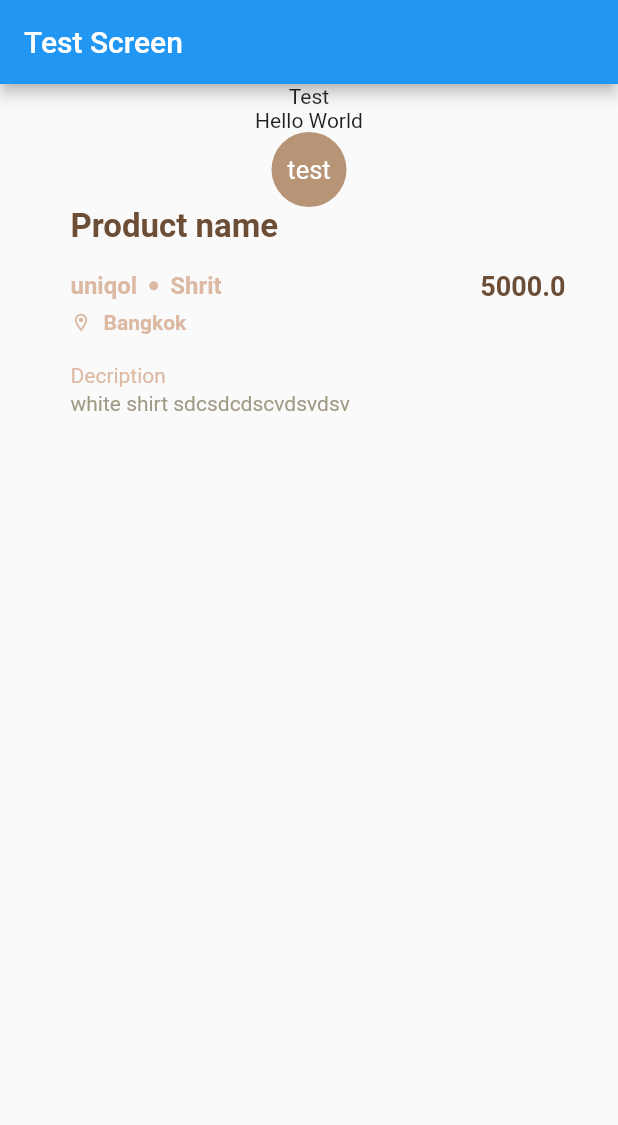
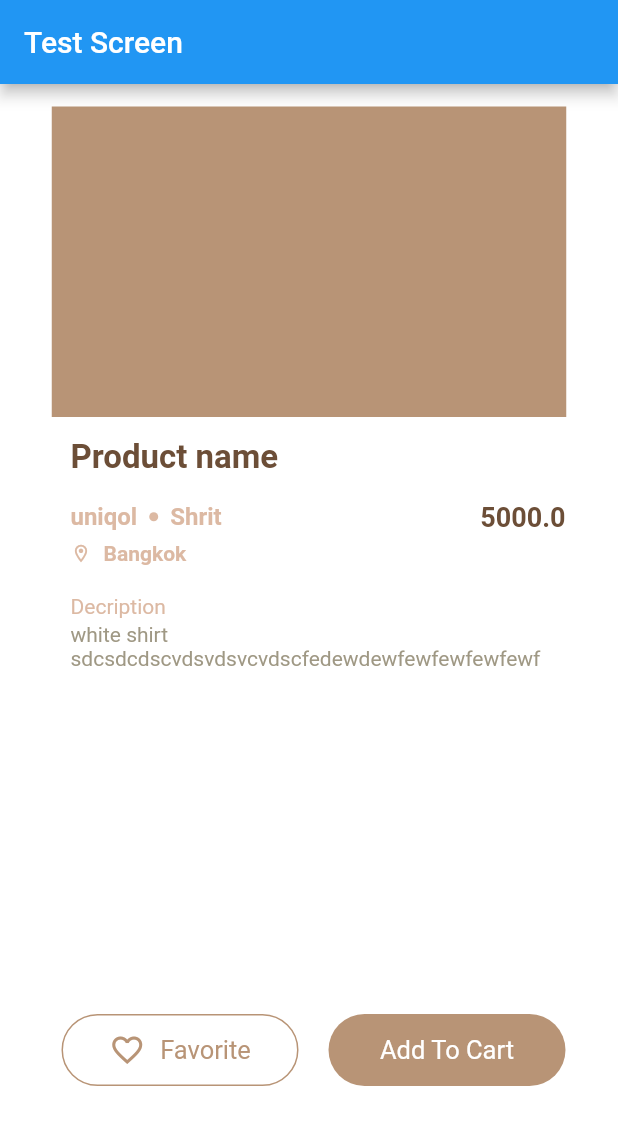
Before and after one commit to Chuukohin/chuuko, a Flutter app: the screen it shows after launch, on a phone screen of 412 x 824 dp. Shown: the top 1125 px of the screen. Run offline on Flutter 3.47's test engine with Material 2 defaults, Android fonts, the phone set to English and light mode, and no system bars; our stand-ins replace flutter_image_slideshow.

Commit message:
product detail screen (no pic)

```diff
--- /dev/null
+++ b/frontend/lib/screens/productdetail_screen.dart
@@ -0,0 +1,65 @@
+import 'package:chuukohin/widgets/button.dart';
+import 'package:flutter/material.dart';
+
+import '../widgets/layout/product_detail.dart';
+
+class Productdetail_screen extends StatelessWidget {
+  const Productdetail_screen({Key? key}) : super(key: key);
+
+  @override
+  Widget build(BuildContext context) {
+    return Container(
+      height: 858,
+      width: 421,
+      color: Colors.white,
+      child: Column(
+        children: [
+          Container(
+            color: Color(0xffB89476),
+            height: 207,
+            width: 343,
+            margin: EdgeInsets.only(top: 15, bottom: 14),
+          ),
+          Product_Detail("Product name", "uniqol", "Shrit", "Bangkok", 5000,
+              "white shirt sdcsdcdscvdsvdsvcvdscfedewdewfewfewfewfewf"),
+          Padding(
+            padding: const EdgeInsets.only(bottom: 60, left: 41, top: 229),
+            child: Row(
+              children: [
+                Container(
+                  height: 48,
+                  width: 158,
+                  margin: EdgeInsets.only(right: 20),
+                  decoration: BoxDecoration(
+                      borderRadius: BorderRadius.all(Radius.circular(39)),
+                      color: Colors.white,
+                      border: Border.all(width: 1, color: Color(0xffB89476))),
+                  child: Row(
+                    mainAxisAlignment: MainAxisAlignment.center,
+                    children: [
+                      Icon(
+                        Icons.favorite_outline,
+                        color: Color(0xffB89476),
+                      ),
+                      Padding(
+                        padding: const EdgeInsets.only(left: 10),
+                        child: Text(
+                          "Favorite",
+                          style: const TextStyle(
+                            fontSize: 17,
+                            color: Color(0xffB89476),
+                          ),
+                        ),
+                      ),
+                    ],
+                  ),
+                ),
+                MainButton("Add To Cart", 48, 158),
+              ],
+            ),
+          )
+        ],
+      ),
+    );
+  }
+}
--- a/frontend/lib/screens/test_screen.dart
+++ b/frontend/lib/screens/test_screen.dart
@@ -1,3 +1,4 @@
+import 'package:chuukohin/screens/productdetail_screen.dart';
 import 'package:chuukohin/widgets/button.dart';
 import 'package:chuukohin/widgets/layout/product_detail.dart';
 import 'package:flutter/material.dart';
@@ -21,12 +22,8 @@ class _TestScreenState extends State<TestScreen> {
         body: Column(
           children: const [
             //put testing code here
-            Text("Test"),
-            Text("Hello World"),
-            MainButton('test', 50, 50),
 
-            Product_Detail("Product name", "uniqol", "Shrit", "Bangkok", 5000,
-                "white shirt sdcsdcdscvdsvdsv")
+            Productdetail_screen()
           ],
         ),
       ),
--- a/frontend/pubspec.yaml
+++ b/frontend/pubspec.yaml
@@ -60,8 +60,8 @@ flutter:
   uses-material-design: true
 
   # To add assets to your application, add an assets section, like this:
-  # assets:
-  #   - images/pic1.jpg
+  #  assets:
+  #    - frontend/images/shirt.jpeg
   #   - images/a_dot_ham.jpeg
 
   # An image asset can refer to one or more resolution-specific "variants", see
```
Also changed, not shown: frontend/lib/widgets/layout/product_detail.dart (+9 -0 lines), frontend/images/pic1.jpg (renamed from images/pic1.jpg), frontend/images/shirt.jpeg (added).
